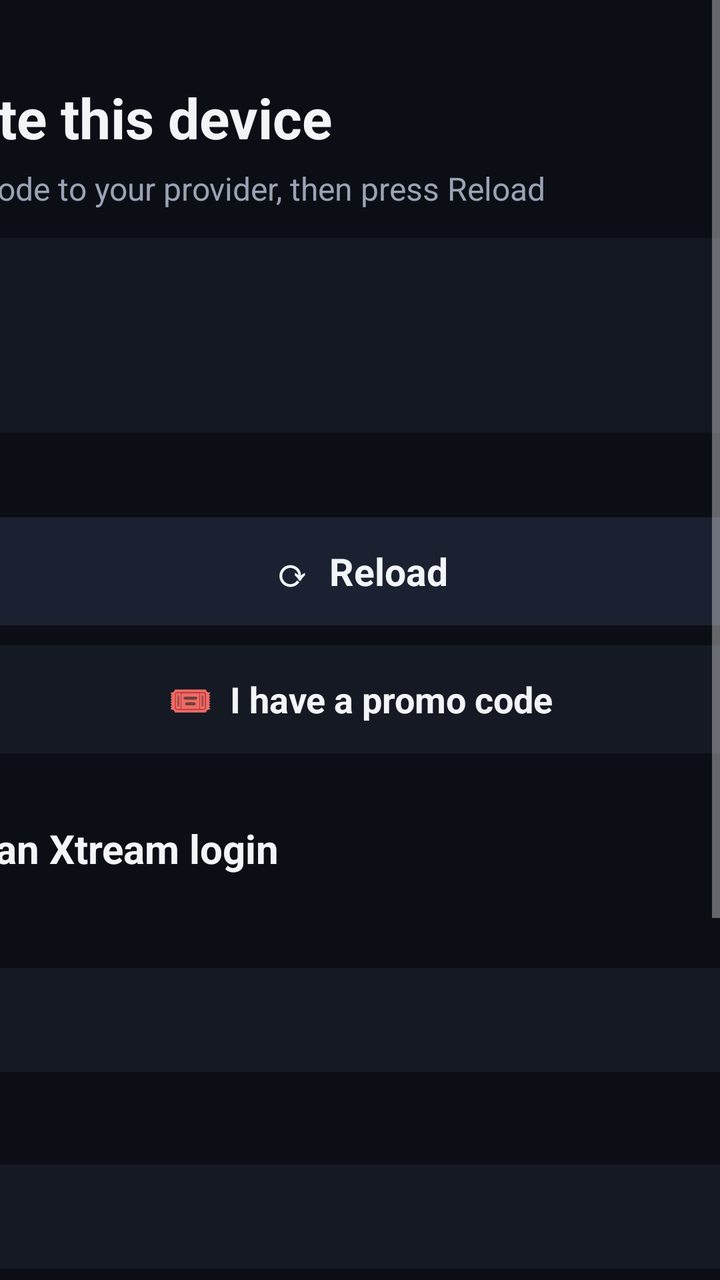
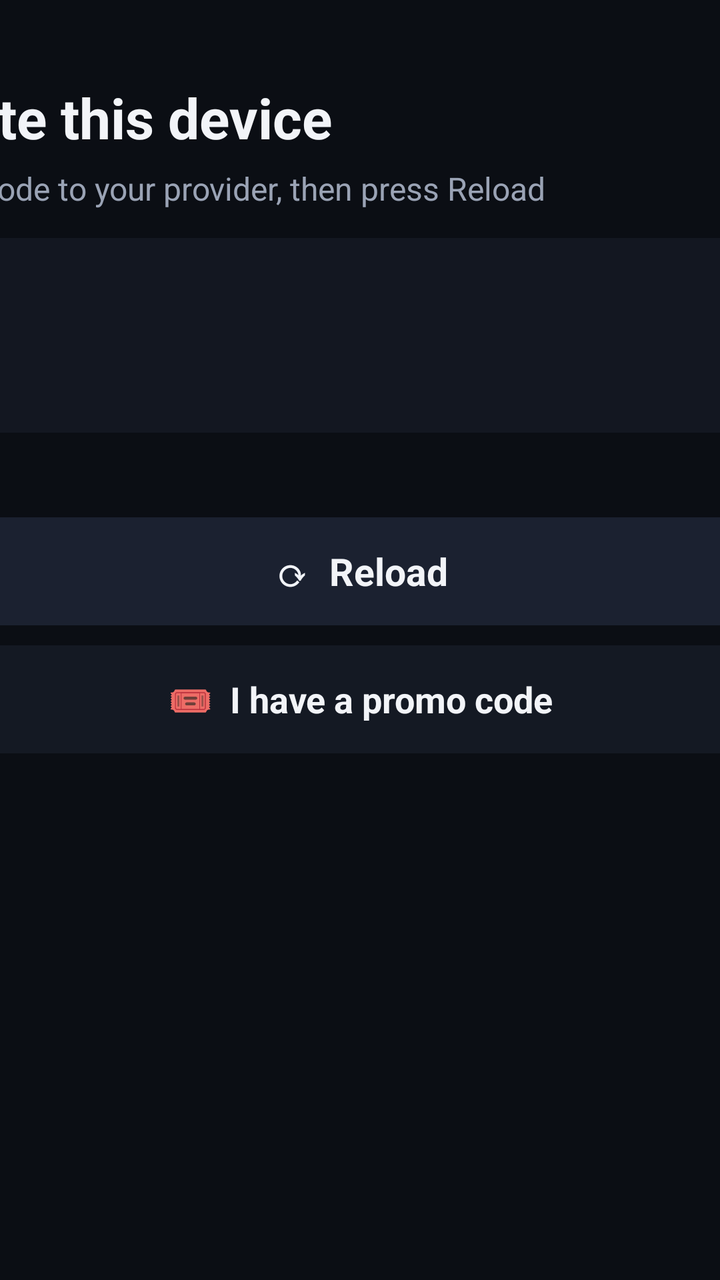

Screens rendered from an Android XML layout before and after an edit, with the pre-edit source and the edit as a unified diff.
<!-- AndroidManifest.xml: application theme AppTheme -->
<!-- res/layout/activity_setup.xml -->
<?xml version="1.0" encoding="utf-8"?>
<ScrollView xmlns:android="http://schemas.android.com/apk/res/android"
    android:layout_width="match_parent" android:layout_height="match_parent" android:background="@color/bg">
    <LinearLayout android:layout_width="520dp" android:layout_height="wrap_content" android:layout_gravity="center_horizontal"
        android:orientation="vertical" android:paddingTop="40dp" android:paddingBottom="40dp">
        <TextView android:layout_width="wrap_content" android:layout_height="wrap_content" android:text="Activate this device"
            android:textSize="28sp" android:textStyle="bold"/>
        <TextView android:layout_width="wrap_content" android:layout_height="wrap_content" android:layout_marginTop="6dp"
            android:text="Send this code to your provider, then press Reload" android:textColor="@color/text2" android:textSize="16sp"/>
        <TextView android:id="@+id/code" android:layout_width="match_parent" android:layout_height="wrap_content"
            android:layout_marginTop="14dp" android:background="@drawable/panel_bg" android:gravity="center" android:padding="18dp"
            android:textColor="@color/accent" android:textSize="46sp" android:textStyle="bold" android:letterSpacing="0.12"/>
        <TextView android:id="@+id/codeStatus" android:layout_width="match_parent" android:layout_height="wrap_content"
            android:layout_marginTop="8dp" android:gravity="center" android:textColor="@color/text2" android:textSize="15sp"/>
        <TextView android:id="@+id/reload" android:layout_width="match_parent" android:layout_height="54dp"
            android:layout_marginTop="14dp" android:background="@drawable/tile_bg" android:focusable="true" android:clickable="true"
            android:gravity="center" android:text="⟳  Reload" android:textSize="19sp" android:textStyle="bold"/>
        <TextView android:id="@+id/promo" android:layout_width="match_parent" android:layout_height="54dp"
            android:layout_marginTop="10dp" android:background="@drawable/item_bg" android:focusable="true" android:clickable="true"
            android:gravity="center" android:text="🎟  I have a promo code" android:textSize="18sp" android:textStyle="bold"/>
        <TextView android:id="@+id/pay" android:layout_width="match_parent" android:layout_height="54dp" android:visibility="gone"
            android:layout_marginTop="10dp" android:background="@drawable/item_bg" android:focusable="true" android:clickable="true"
            android:gravity="center" android:text="💳  Buy access" android:textSize="18sp" android:textStyle="bold"/>
        <TextView android:layout_width="wrap_content" android:layout_height="wrap_content" android:layout_marginTop="34dp"
            android:text="Or enter an Xtream login" android:textSize="20sp" android:textStyle="bold"/>
        <TextView style="@style/Label" android:text="Server"/>
        <EditText android:id="@+id/server" style="@style/Field" android:inputType="textUri"/>
        <TextView style="@style/Label" android:text="Username"/>
        <EditText android:id="@+id/user" style="@style/Field" android:inputType="text"/>
        <TextView style="@style/Label" android:text="Password"/>
        <EditText android:id="@+id/pass" style="@style/Field" android:inputType="textPassword"/>
        <TextView android:id="@+id/save" android:layout_width="match_parent" android:layout_height="54dp"
            android:layout_marginTop="28dp" android:background="@drawable/tile_bg" android:focusable="true" android:clickable="true"
            android:gravity="center" android:text="Save and load" android:textSize="19sp" android:textStyle="bold"/>
        <TextView android:id="@+id/msg" android:layout_width="match_parent" android:layout_height="wrap_content"
            android:layout_marginTop="16dp" android:gravity="center" android:textColor="@color/text2" android:textSize="16sp"/>
    </LinearLayout>
</ScrollView>
<!-- resources referenced by this layout -->
<resources>
  <color name="accent">#00D68F</color>
  <color name="bg">#0B0E14</color>
  <color name="text2">#9AA3B5</color>
  <!-- drawable item_bg (drawable) -->
  <selector xmlns:android="http://schemas.android.com/apk/res/android">
      <item android:state_focused="true"><shape><solid android:color="@color/focus"/><corners android:radius="10dp"/></shape></item>
      <item android:state_activated="true"><shape><solid android:color="@color/panel2"/><corners android:radius="10dp"/><stroke android:width="2dp" android:color="@color/accent"/></shape></item>
      <item><shape><solid android:color="@color/panel"/><corners android:radius="10dp"/></shape></item>
  </selector>
  <!-- drawable panel_bg (drawable) -->
  <shape xmlns:android="http://schemas.android.com/apk/res/android"><solid android:color="#E6141923"/><corners android:radius="14dp"/></shape>
  <!-- drawable tile_bg (drawable) -->
  <selector xmlns:android="http://schemas.android.com/apk/res/android">
      <item android:state_focused="true"><shape><solid android:color="@color/accent"/><corners android:radius="22dp"/></shape></item>
      <item><shape><solid android:color="@color/panel2"/><corners android:radius="22dp"/></shape></item>
  </selector>
  <style name="Field">
          <item name="android:layout_width">match_parent</item>
          <item name="android:layout_height">52dp</item>
          <item name="android:layout_marginTop">6dp</item>
          <item name="android:background">@drawable/edit_bg</item>
          <item name="android:paddingStart">16dp</item>
          <item name="android:paddingEnd">16dp</item>
          <item name="android:textColor">@color/text</item>
          <item name="android:textSize">18sp</item>
          <item name="android:singleLine">true</item>
          <item name="android:imeOptions">actionNext</item>
      </style>
  <style name="Label">
          <item name="android:layout_width">wrap_content</item>
          <item name="android:layout_height">wrap_content</item>
          <item name="android:layout_marginTop">20dp</item>
          <item name="android:textColor">@color/text2</item>
          <item name="android:textSize">15sp</item>
      </style>
  <style name="AppTheme" parent="Theme.AppCompat.NoActionBar">
          <item name="android:windowBackground">@color/bg</item>
          <item name="android:windowFullscreen">true</item>
          <item name="colorAccent">@color/accent</item>
          <item name="android:textColor">@color/text</item>
          <item name="android:windowAnimationStyle">@style/FastScreens</item>
      </style>
  <color name="focus">#F2F4F8</color>
  <color name="panel2">#1B2130</color>
  <color name="panel">#141923</color>
  <!-- drawable edit_bg (drawable) -->
  <selector xmlns:android="http://schemas.android.com/apk/res/android">
      <item android:state_focused="true"><shape><solid android:color="@color/panel2"/><corners android:radius="10dp"/><stroke android:width="2dp" android:color="@color/accent"/></shape></item>
      <item><shape><solid android:color="@color/panel"/><corners android:radius="10dp"/></shape></item>
  </selector>
  <color name="text">#F2F4F8</color>
  <style name="FastScreens" parent="@android:style/Animation.Activity">
          <item name="android:activityOpenEnterAnimation">@anim/fast_in</item>
          <item name="android:activityOpenExitAnimation">@anim/stay</item>
          <item name="android:activityCloseEnterAnimation">@anim/stay</item>
          <item name="android:activityCloseExitAnimation">@anim/fast_out</item>
      </style>
</resources>

<!-- the commit's change to res/layout/activity_setup.xml (unified diff, before → after) -->
@@ -21,17 +21,21 @@
         <TextView android:id="@+id/pay" android:layout_width="match_parent" android:layout_height="54dp" android:visibility="gone"
             android:layout_marginTop="10dp" android:background="@drawable/item_bg" android:focusable="true" android:clickable="true"
             android:gravity="center" android:text="💳  Buy access" android:textSize="18sp" android:textStyle="bold"/>
-        <TextView android:layout_width="wrap_content" android:layout_height="wrap_content" android:layout_marginTop="34dp"
-            android:text="Or enter an Xtream login" android:textSize="20sp" android:textStyle="bold"/>
-        <TextView style="@style/Label" android:text="Server"/>
-        <EditText android:id="@+id/server" style="@style/Field" android:inputType="textUri"/>
-        <TextView style="@style/Label" android:text="Username"/>
-        <EditText android:id="@+id/user" style="@style/Field" android:inputType="text"/>
-        <TextView style="@style/Label" android:text="Password"/>
-        <EditText android:id="@+id/pass" style="@style/Field" android:inputType="textPassword"/>
-        <TextView android:id="@+id/save" android:layout_width="match_parent" android:layout_height="54dp"
-            android:layout_marginTop="28dp" android:background="@drawable/tile_bg" android:focusable="true" android:clickable="true"
-            android:gravity="center" android:text="Save and load" android:textSize="19sp" android:textStyle="bold"/>
+        
+        <LinearLayout android:id="@+id/manualBox" android:layout_width="match_parent" android:layout_height="wrap_content"
+            android:orientation="vertical" android:visibility="gone">
+            <TextView android:layout_width="wrap_content" android:layout_height="wrap_content" android:layout_marginTop="34dp"
+                android:text="Or enter an Xtream login" android:textSize="20sp" android:textStyle="bold"/>
+            <TextView style="@style/Label" android:text="Server"/>
+            <EditText android:id="@+id/server" style="@style/Field" android:inputType="textUri"/>
+            <TextView style="@style/Label" android:text="Username"/>
+            <EditText android:id="@+id/user" style="@style/Field" android:inputType="text"/>
+            <TextView style="@style/Label" android:text="Password"/>
+            <EditText android:id="@+id/pass" style="@style/Field" android:inputType="textPassword"/>
+            <TextView android:id="@+id/save" android:layout_width="match_parent" android:layout_height="54dp"
+                android:layout_marginTop="28dp" android:background="@drawable/tile_bg" android:focusable="true" android:clickable="true"
+                android:gravity="center" android:text="Save and load" android:textSize="19sp" android:textStyle="bold"/>
+        </LinearLayout>
         <TextView android:id="@+id/msg" android:layout_width="match_parent" android:layout_height="wrap_content"
             android:layout_marginTop="16dp" android:gravity="center" android:textColor="@color/text2" android:textSize="16sp"/>
     </LinearLayout>
